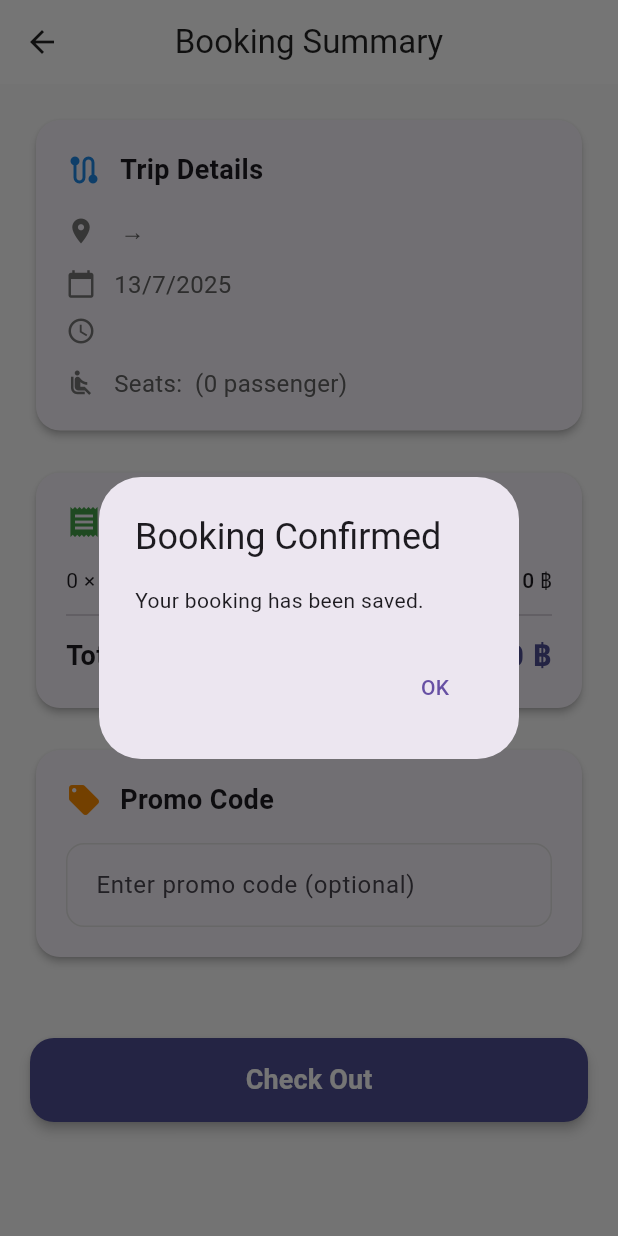
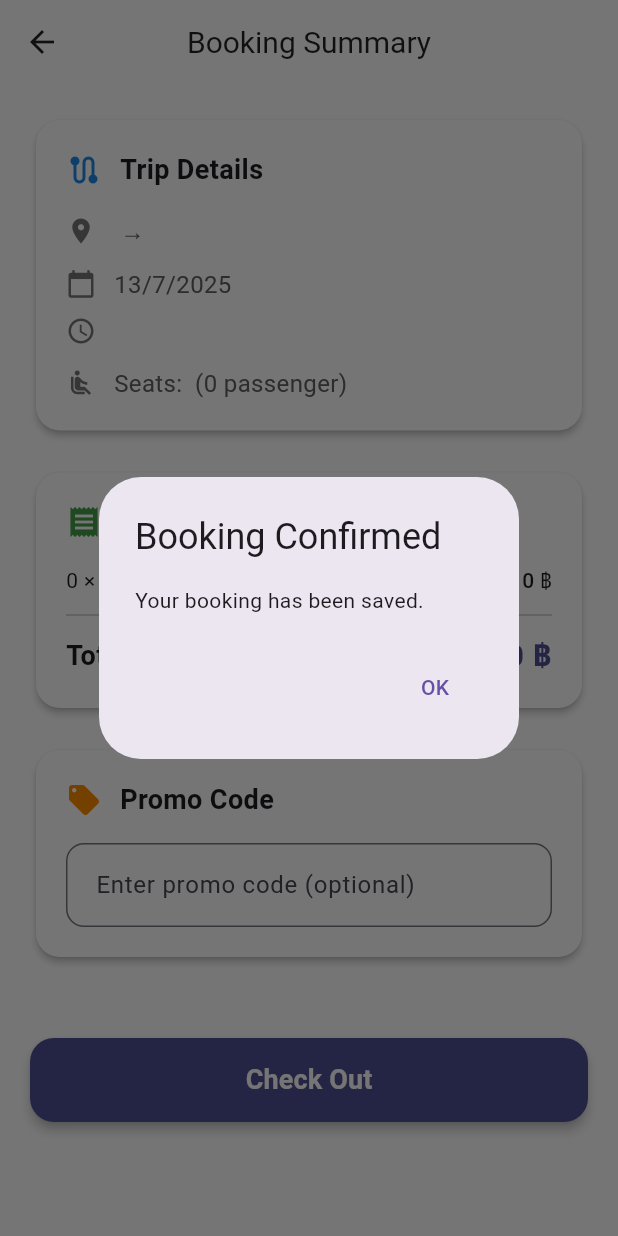
Before and after one commit to SoktyHeng/vango_sp1, a Flutter app: the PassengerInfoPage screen opened directly with empty values, after a tap on "Check Out", on a phone screen of 412 x 824 dp. Run offline on Flutter 3.47's test engine with Material 3 defaults, Android fonts, the phone set to English and light mode, and no system bars; our stand-ins replace cloud_firestore, firebase_auth, firebase_core, firebase_storage, google_fonts, image_picker; accounts and stored records are empty; network calls fail.

Commit message:
Remodify the UI

```diff
--- a/lib/pages/booking_page.dart
+++ b/lib/pages/booking_page.dart
@@ -97,6 +97,7 @@ class _BookingPageState extends State<BookingPage>
     return Container(
       margin: EdgeInsets.only(bottom: 16),
       child: Card(
+        color: Colors.white,
         elevation: 2,
         shape: RoundedRectangleBorder(borderRadius: BorderRadius.circular(16)),
         child: Padding(
@@ -324,7 +325,7 @@ class _BookingPageState extends State<BookingPage>
   @override
   Widget build(BuildContext context) {
     return Scaffold(
-      backgroundColor: Colors.white10,
+      backgroundColor: Colors.white,
       appBar: AppBar(
         title: Text(
           "My Booking",
--- a/lib/pages/edit_profile_page.dart
+++ b/lib/pages/edit_profile_page.dart
@@ -136,7 +136,8 @@ class _EditProfilePageState extends State<EditProfilePage> {
       return const Scaffold(body: Center(child: CircularProgressIndicator()));
     }
     return Scaffold(
-      appBar: AppBar(title: const Text('Edit Profile')),
+      backgroundColor: Colors.white,
+      appBar: AppBar(title: const Text('Edit Profile'), backgroundColor: Colors.white,),
       body: Padding(
         padding: const EdgeInsets.all(20.0),
         child: Form(
--- a/lib/pages/login_page.dart
+++ b/lib/pages/login_page.dart
@@ -33,7 +33,8 @@ class _LoginPageState extends State<LoginPage> {
   @override
   Widget build(BuildContext context) {
     return Scaffold(
-      backgroundColor: Color.fromRGBO(207, 207, 232, 1),
+      // backgroundColor: Color.fromRGBO(207, 207, 232, 1),
+      backgroundColor: Colors.white,
       body: SafeArea(
         child: Center(
           child: SingleChildScrollView(
@@ -149,7 +150,7 @@ class _LoginPageState extends State<LoginPage> {
                       child: Container(
                         padding: EdgeInsets.all(20),
                         decoration: BoxDecoration(
-                          color: Color.fromRGBO(78,78, 148, 1),
+                          color: Color.fromRGBO(78, 78, 148, 1),
                           borderRadius: BorderRadius.circular(12),
                         ),
                         child: Center(
--- a/lib/pages/navigator_page.dart
+++ b/lib/pages/navigator_page.dart
@@ -30,6 +30,7 @@ class _MainScaffoldState extends State<MainScaffold> {
     return Scaffold(
       body: _pages[_selectedIndex],
       bottomNavigationBar: BottomNavigationBar(
+        backgroundColor: Colors.white,
         currentIndex: _selectedIndex,
         onTap: _onTap,
         items: const [
--- a/lib/pages/passenger_info_page.dart
+++ b/lib/pages/passenger_info_page.dart
@@ -35,12 +35,13 @@ class _PassengerInfoPageState extends State<PassengerInfoPage> {
 
   @override
   Widget build(BuildContext context) {
-    String formattedDate = "${widget.date.day}/${widget.date.month}/${widget.date.year}";
+    String formattedDate =
+        "${widget.date.day}/${widget.date.month}/${widget.date.year}";
 
     return Scaffold(
-      backgroundColor: Colors.grey.shade50,
+      backgroundColor: Colors.white,
       appBar: AppBar(
-        title: Text("Booking Summary"),
+        title: Text("Booking Summary", style: TextStyle(fontSize: 20)),
         backgroundColor: Colors.white,
         foregroundColor: Colors.black87,
         elevation: 0,
@@ -56,6 +57,7 @@ class _PassengerInfoPageState extends State<PassengerInfoPage> {
               children: [
                 // Trip Details Card
                 Card(
+                  color: Colors.white,
                   elevation: 2,
                   shape: RoundedRectangleBorder(
                     borderRadius: BorderRadius.circular(16),
@@ -111,6 +113,7 @@ class _PassengerInfoPageState extends State<PassengerInfoPage> {
 
                 // Price Breakdown Card
                 Card(
+                  color: Colors.white,
                   elevation: 2,
                   shape: RoundedRectangleBorder(
                     borderRadius: BorderRadius.circular(16),
@@ -181,6 +184,7 @@ class _PassengerInfoPageState extends State<PassengerInfoPage> {
 
                 // Promo Code Card
                 Card(
+                  color: Colors.white,
                   elevation: 2,
                   shape: RoundedRectangleBorder(
                     borderRadius: BorderRadius.circular(16),
@@ -215,20 +219,17 @@ class _PassengerInfoPageState extends State<PassengerInfoPage> {
                             hintText: "Enter promo code (optional)",
                             border: OutlineInputBorder(
                               borderRadius: BorderRadius.circular(12),
-                              borderSide: BorderSide(color: Colors.grey.shade300),
+                              borderSide: BorderSide(
+                                color: Colors.grey.shade300,
                               ),
-                            enabledBorder: OutlineInputBorder(
-                              borderRadius: BorderRadius.circular(12),
-                              borderSide: BorderSide(color: Colors.grey.shade300),
                             ),
                             focusedBorder: OutlineInputBorder(
                               borderRadius: BorderRadius.circular(12),
                               borderSide: BorderSide(
-                                color: Colors.blue.shade400,
+                                color: Color.fromRGBO(78, 78, 148, 1),
                                 width: 2,
                               ),
                             ),
-                            // suffixIcon: Icon(Icons.card_giftcard, color: Colors.grey.shade500),
                             contentPadding: EdgeInsets.symmetric(
                               horizontal: 16,
                               vertical: 16,
@@ -247,7 +248,9 @@ class _PassengerInfoPageState extends State<PassengerInfoPage> {
                   width: double.infinity,
                   height: 56,
                   child: ElevatedButton(
-                    onPressed: _isLoading ? null : () async {
+                    onPressed: _isLoading
+                        ? null
+                        : () async {
                             setState(() {
                               _isLoading = true;
                             });
@@ -260,11 +263,14 @@ class _PassengerInfoPageState extends State<PassengerInfoPage> {
                               final bookingData = {
                                 "from": widget.from,
                                 "to": widget.to,
-                          "date": "${widget.date.year}-${widget.date.month.toString().padLeft(2, '0')}-${widget.date.day.toString().padLeft(2, '0')}",
+                                "date":
+                                    "${widget.date.year}-${widget.date.month.toString().padLeft(2, '0')}-${widget.date.day.toString().padLeft(2, '0')}",
                                 "time": widget.time,
                                 "selectedSeats": widget.selectedSeats,
                                 "pricePerSeat": widget.pricePerSeat,
-                          "totalPrice": widget.selectedSeats.length * widget.pricePerSeat,
+                                "totalPrice":
+                                    widget.selectedSeats.length *
+                                    widget.pricePerSeat,
                                 "passengerCount": widget.selectedSeats.length,
                                 "promoCode": _promoController.text.trim(),
                                 "userId": userId,
@@ -278,8 +284,10 @@ class _PassengerInfoPageState extends State<PassengerInfoPage> {
                                   .add(bookingData);
 
                               // Update schedule seatTaken
-                        final routeId = "${widget.from.toLowerCase()}_${widget.to.toLowerCase()}";
-                        final scheduleQuery = await FirebaseFirestore.instance
+                              final routeId =
+                                  "${widget.from.toLowerCase()}_${widget.to.toLowerCase()}";
+                              final scheduleQuery = await FirebaseFirestore
+                                  .instance
                                   .collection('schedules')
                                   .where('routeId', isEqualTo: routeId)
                                   .where('date', isEqualTo: bookingData['date'])
@@ -291,8 +299,13 @@ class _PassengerInfoPageState extends State<PassengerInfoPage> {
                                 final scheduleDoc = scheduleQuery.docs.first;
                                 final docRef = scheduleDoc.reference;
 
-                          final currentTaken = List<int>.from(scheduleDoc['seatsTaken']);
-                          final updatedTaken = [...currentTaken, ...widget.selectedSeats];
+                                final currentTaken = List<int>.from(
+                                  scheduleDoc['seatsTaken'],
+                                );
+                                final updatedTaken = [
+                                  ...currentTaken,
+                                  ...widget.selectedSeats,
+                                ];
 
                                 await docRef.update({
                                   "seatsTaken": updatedTaken.toSet().toList(),
@@ -327,7 +340,9 @@ class _PassengerInfoPageState extends State<PassengerInfoPage> {
                               print("Booking error: $e");
                               ScaffoldMessenger.of(context).showSnackBar(
                                 SnackBar(
-                            content: Text("Failed to save booking. Please try again."),
+                                  content: Text(
+                                    "Failed to save booking. Please try again.",
+                                  ),
                                 ),
                               );
                             }
@@ -346,12 +361,17 @@ class _PassengerInfoPageState extends State<PassengerInfoPage> {
                             width: 20,
                             child: CircularProgressIndicator(
                               strokeWidth: 2,
-                              valueColor: AlwaysStoppedAnimation<Color>(Colors.white),
+                              valueColor: AlwaysStoppedAnimation<Color>(
+                                Colors.white,
+                              ),
                             ),
                           )
                         : Text(
                             "Check Out",
-                            style: TextStyle(fontSize: 18, fontWeight: FontWeight.w600),
+                            style: TextStyle(
+                              fontSize: 18,
+                              fontWeight: FontWeight.w600,
+                            ),
                           ),
                   ),
                 ),
--- a/lib/pages/register_page.dart
+++ b/lib/pages/register_page.dart
@@ -52,6 +52,7 @@ class _RegisterPageState extends State<RegisterPage> {
         'name': _nameController.text.trim(),
         'email': _emailController.text.trim(),
         'phone number': _phoneNumberController.text.trim(),
+        'createdAt': FieldValue.serverTimestamp(),
       });
     } on FirebaseAuthException catch (e) {
       if (e.code == 'email-already-in-use') {
@@ -109,7 +110,7 @@ class _RegisterPageState extends State<RegisterPage> {
   @override
   Widget build(BuildContext context) {
     return Scaffold(
-      backgroundColor: Color.fromRGBO(207, 207, 232, 1),
+      backgroundColor: Colors.white,
       body: SafeArea(
         child: Center(
           child: SingleChildScrollView(
--- a/lib/pages/schedule_time_page.dart
+++ b/lib/pages/schedule_time_page.dart
@@ -40,14 +40,15 @@ class ScheduleTimePage extends StatelessWidget {
     print("DEBUG: routeId → $routeId | queryDate → $queryDate");
 
     return Scaffold(
+      backgroundColor: Colors.white,
       appBar: AppBar(
         title: Text(
           "$from → $to",
-          style: TextStyle(fontWeight: FontWeight.w500, fontSize: 20),
+          style: TextStyle(fontSize: 20),
         ),
         centerTitle: true,
         backgroundColor: Colors.white,
-        foregroundColor: Colors.grey[700],
+        foregroundColor: Colors.black87,
         elevation: 0,
       ),
       body: Padding(
--- a/lib/pages/seat_selection_page.dart
+++ b/lib/pages/seat_selection_page.dart
@@ -64,8 +64,9 @@ class _SeatSelectionPageState extends State<SeatSelectionPage> {
   @override
   Widget build(BuildContext context) {
     return Scaffold(
+      backgroundColor: Colors.white,
       appBar: AppBar(
-        title: Text('Select Seat'),
+        title: Text('Select Seat', style: TextStyle(fontSize: 20)),
         centerTitle: true,
         backgroundColor: Colors.white,
         foregroundColor: Colors.black87,
```
Also changed, not shown: lib/pages/booking_details_page.dart (+36 -22 lines), lib/pages/home_page.dart (+18 -5 lines), lib/pages/profile_page.dart (+95 -9 lines). Lines whose indentation alone changed are shown as unchanged.
